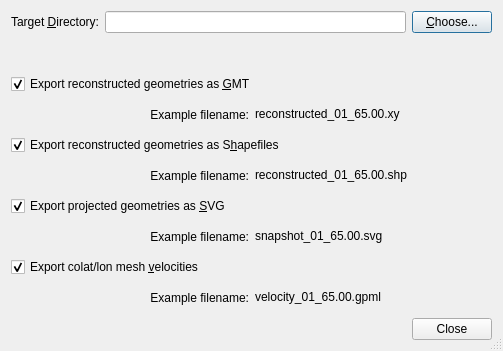
First picture: the form in src/qt-widgets/ConfigureExportParametersDialogUi.ui, repository GPlates/GPlates, before the edit.
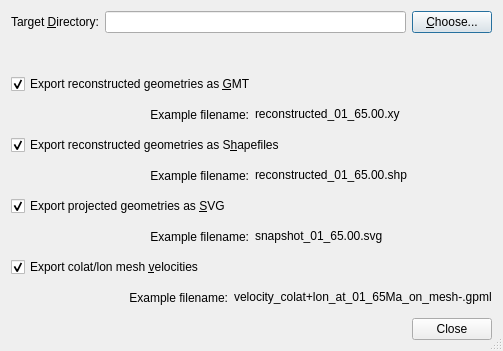
Second picture: the form after the edit.

Commit message: (platepolygon) Hooked up plate velocities to !ExportVelocityAnimationStrategy to output gpml velocity files at end of each reconstruction.

Patch:
```diff
--- a/src/qt-widgets/ConfigureExportParametersDialogUi.ui
+++ b/src/qt-widgets/ConfigureExportParametersDialogUi.ui
@@ -186,7 +186,7 @@
      <item>
       <widget class="QLabel" name="label_example_filename_velocity" >
        <property name="text" >
-        <string>&lt;cap filename>velocity_01_65.00.gpml</string>
+        <string>velocity_colat+lon_at_01_65Ma_on_mesh-&lt;cap filename>.gpml</string>
        </property>
        <property name="textInteractionFlags" >
         <set>Qt::LinksAccessibleByMouse|Qt::NoTextInteraction|Qt::TextSelectableByKeyboard|Qt::TextSelectableByMouse</set>
```
The commit also changes 6 other files.
